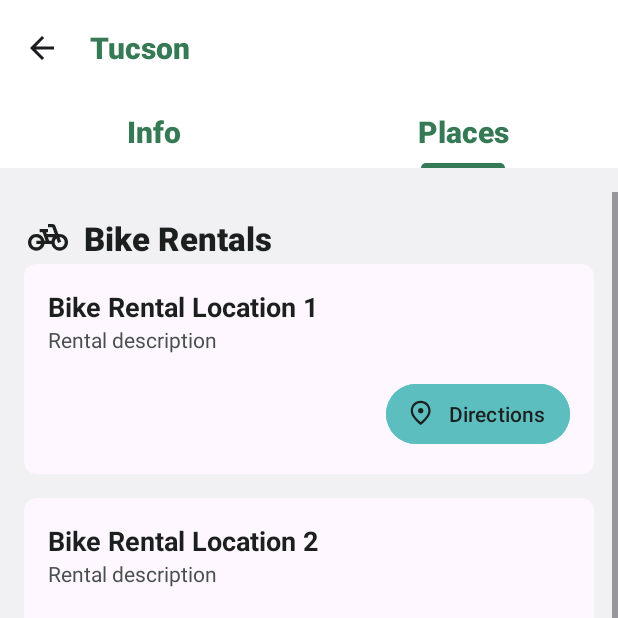
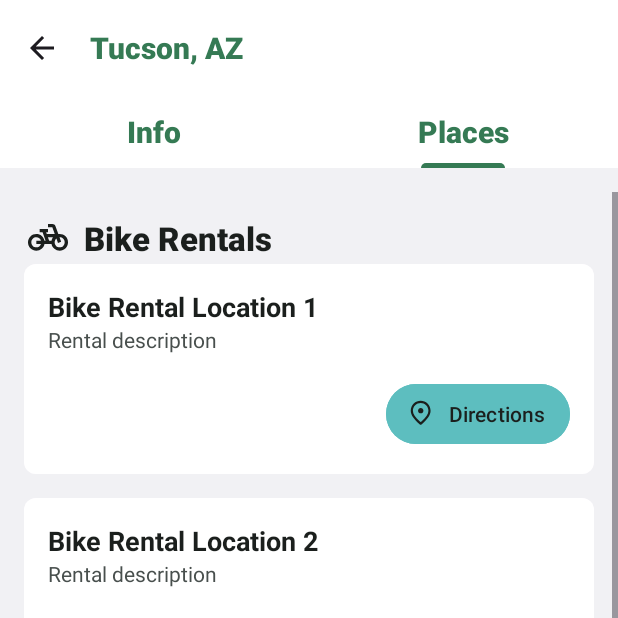
Before and after one commit to kayhurley/trek_traveler, an Android app built with Jetpack Compose: the CityActivity screen opened directly, with no data from a screen before it, tab 2 chosen, on a phone screen of 412 x 824 dp, the top half of it. Run offline under Robolectric (Android 15) with nearby library versions, the phone set to English and light mode, and no system bars.

Commit message:
fixing some cards

```diff
--- a/app/src/main/res/layout/city_screen.xml
+++ b/app/src/main/res/layout/city_screen.xml
@@ -13,7 +13,7 @@
         android:background="?attr/colorPrimary"
         android:contentInsetStart="0dp"
         android:padding="0dp"
-        app:title="Tucson"
+        app:title="Tucson, AZ"
         app:titleCentered="false"
         app:navigationIcon="@drawable/back_arrow"
         app:titleTextAppearance="@style/ToolbarTitleTextStyle"
--- a/app/src/main/res/layout/places_screen.xml
+++ b/app/src/main/res/layout/places_screen.xml
@@ -66,7 +66,8 @@
                         android:layout_width="match_parent"
                         android:layout_height="wrap_content"
                         android:orientation="vertical"
-                        android:padding="16dp">
+                        android:padding="16dp"
+                        android:background="@color/bkgSection">
 
                         <!-- Card Title -->
                         <TextView
@@ -123,7 +124,8 @@
                         android:layout_width="match_parent"
                         android:layout_height="wrap_content"
                         android:orientation="vertical"
-                        android:padding="16dp">
+                        android:padding="16dp"
+                        android:background="@color/bkgSection">
 
                         <!-- Card Title -->
                         <TextView
@@ -214,7 +216,8 @@
                     android:layout_width="match_parent"
                     android:layout_height="wrap_content"
                     android:orientation="vertical"
-                    android:padding="16dp">
+                    android:padding="16dp"
+                    android:background="@color/bkgSection">
 
                     <!-- Card Title -->
                     <TextView
@@ -271,7 +274,8 @@
                     android:layout_width="match_parent"
                     android:layout_height="wrap_content"
                     android:orientation="vertical"
-                    android:padding="16dp">
+                    android:padding="16dp"
+                    android:background="@color/bkgSection">
 
                     <!-- Card Title -->
                     <TextView
```
